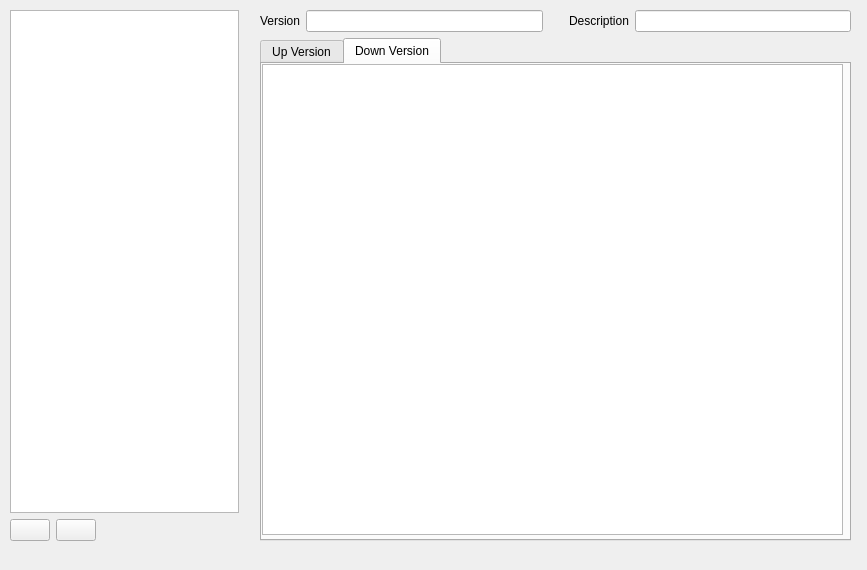
AndersonSKM/FvDatabase, file LaycanEditor/View/laycaneditorview.ui: the form before one commit.
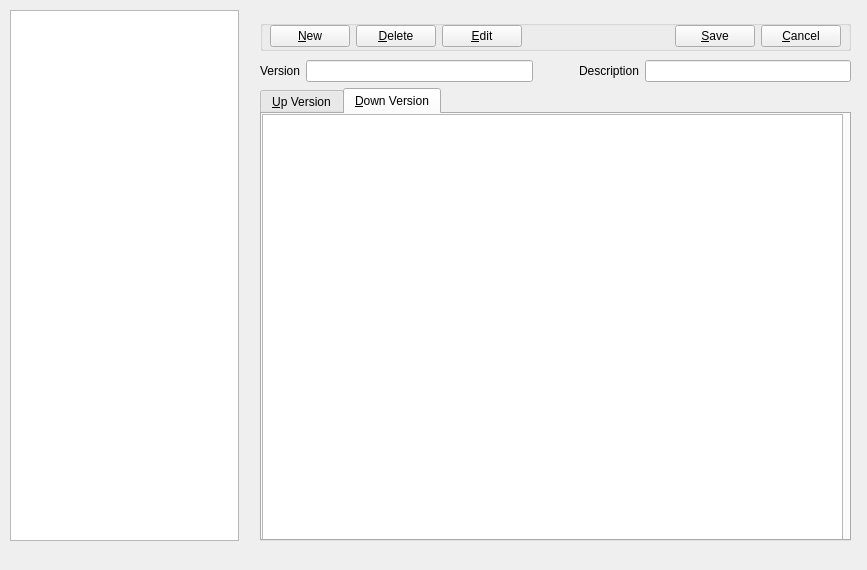
The form after the commit. The open tabs and pages were chosen to show the change. Icons and pictures are not drawn.

```diff
--- a/LaycanEditor/View/laycaneditorview.ui
+++ b/LaycanEditor/View/laycaneditorview.ui
@@ -21,9 +21,9 @@
     <property name="geometry">
      <rect>
       <x>260</x>
-      <y>10</y>
+      <y>60</y>
       <width>591</width>
-      <height>531</height>
+      <height>481</height>
      </rect>
     </property>
     <layout class="QVBoxLayout" name="verticalLayout_2">
@@ -42,7 +42,7 @@
           <widget class="QLineEdit" name="edVersion">
            <property name="maximumSize">
             <size>
-             <width>16777215</width>
+             <width>16777199</width>
              <height>16777204</height>
             </size>
            </property>
@@ -60,7 +60,7 @@
          </property>
          <property name="sizeHint" stdset="0">
           <size>
-           <width>20</width>
+           <width>40</width>
            <height>20</height>
           </size>
          </property>
@@ -89,7 +89,7 @@
        </property>
        <widget class="QWidget" name="tabUpVersion">
         <attribute name="title">
-         <string>Up Version</string>
+         <string>&amp;Up Version</string>
         </attribute>
         <widget class="QTextBrowser" name="tbUpVersion">
          <property name="geometry">
@@ -107,7 +107,7 @@
        </widget>
        <widget class="QWidget" name="tabDownVersion">
         <attribute name="title">
-         <string>Down Version</string>
+         <string>&amp;Down Version</string>
         </attribute>
         <widget class="QTextBrowser" name="tbDownVersion">
          <property name="geometry">
@@ -168,52 +168,115 @@
        </attribute>
       </widget>
      </item>
-     <item>
-      <layout class="QHBoxLayout" name="horizontalLayout">
-       <item>
-        <widget class="QPushButton" name="pushButton">
-         <property name="text">
+    </layout>
+   </widget>
+   <widget class="QGroupBox" name="groupBox">
+    <property name="geometry">
+     <rect>
+      <x>260</x>
+      <y>20</y>
+      <width>591</width>
+      <height>31</height>
+     </rect>
+    </property>
+    <property name="title">
           <string/>
          </property>
-         <property name="icon">
-          <iconset resource="../../resources/Resources.qrc">
-           <normaloff>:/icons/cross.png</normaloff>:/icons/cross.png</iconset>
+    <property name="alignment">
+     <set>Qt::AlignRight|Qt::AlignTrailing|Qt::AlignVCenter</set>
          </property>
          <property name="flat">
           <bool>false</bool>
          </property>
+    <widget class="QWidget" name="">
+     <property name="geometry">
+      <rect>
+       <x>10</x>
+       <y>0</y>
+       <width>571</width>
+       <height>32</height>
+      </rect>
+     </property>
+     <layout class="QHBoxLayout" name="horizontalLayout_5">
+      <property name="sizeConstraint">
+       <enum>QLayout::SetNoConstraint</enum>
+      </property>
+      <item>
+       <widget class="QPushButton" name="btnNew">
+        <property name="text">
+         <string>&amp;New</string>
+        </property>
+        <property name="icon">
+         <iconset resource="../../resources/Resources.qrc">
+          <normaloff>:/icons/add.png</normaloff>:/icons/add.png</iconset>
+        </property>
         </widget>
        </item>
        <item>
-        <widget class="QPushButton" name="pushButton_2">
+       <widget class="QPushButton" name="btnDelete">
          <property name="text">
-          <string/>
+         <string>&amp;Delete</string>
          </property>
          <property name="icon">
           <iconset resource="../../resources/Resources.qrc">
-           <normaloff>:/icons/trash.png</normaloff>:/icons/trash.png</iconset>
-         </property>
-         <property name="flat">
-          <bool>false</bool>
-         </property>
+          <normaloff>:/icons/delete.png</normaloff>:/icons/delete.png</iconset>
+        </property>
+       </widget>
+      </item>
+      <item>
+       <widget class="QPushButton" name="btnEdit">
+        <property name="maximumSize">
+         <size>
+          <width>16777215</width>
+          <height>16777215</height>
+         </size>
+        </property>
+        <property name="text">
+         <string>&amp;Edit</string>
+        </property>
+        <property name="icon">
+         <iconset resource="../../resources/Resources.qrc">
+          <normaloff>:/icons/edit.png</normaloff>:/icons/edit.png</iconset>
+        </property>
         </widget>
        </item>
        <item>
-        <spacer name="horizontalSpacer">
+       <spacer name="horizontalSpacer_2">
          <property name="orientation">
           <enum>Qt::Horizontal</enum>
          </property>
          <property name="sizeHint" stdset="0">
           <size>
-           <width>40</width>
+          <width>308</width>
            <height>20</height>
           </size>
          </property>
         </spacer>
        </item>
-      </layout>
-     </item>
-    </layout>
+      <item>
+       <widget class="QPushButton" name="btnSave">
+        <property name="text">
+         <string>&amp;Save</string>
+        </property>
+        <property name="icon">
+         <iconset resource="../../resources/Resources.qrc">
+          <normaloff>:/icons/done.png</normaloff>:/icons/done.png</iconset>
+        </property>
+       </widget>
+      </item>
+      <item>
+       <widget class="QPushButton" name="btnCancel">
+        <property name="text">
+         <string>&amp;Cancel</string>
+        </property>
+        <property name="icon">
+         <iconset resource="../../resources/Resources.qrc">
+          <normaloff>:/icons/calcel.png</normaloff>:/icons/calcel.png</iconset>
+        </property>
+       </widget>
+      </item>
+     </layout>
+    </widget>
    </widget>
   </widget>
   <widget class="QMenuBar" name="menubar">
```
Left out of the diff: 16 changed lines with no effect on the pictures. Lines whose indentation alone changed are shown as unchanged.
